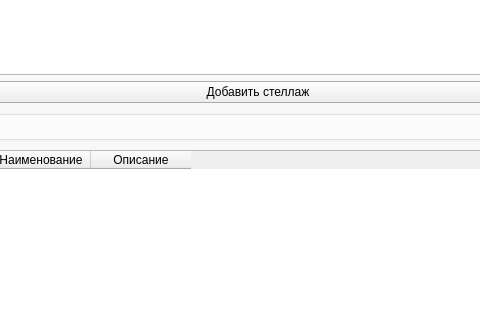
The window that mainwindow.ui (Artemvv88/storageSystemProject) describes before a commit, drawn with Qt 5; both pictures show x 142 to 622 and y 196 to 516 of the 800 by 600 pixel window.
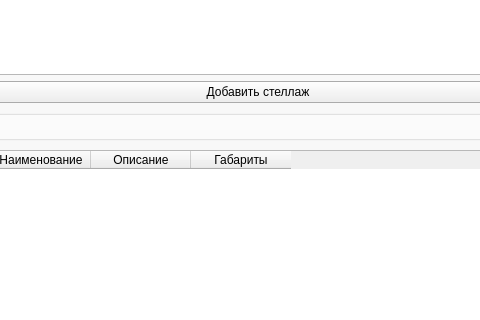
The same window after the commit.

Commit message: Implemented editor for racks and products

The edit to the form file:
```diff
--- a/mainwindow.ui
+++ b/mainwindow.ui
@@ -194,6 +194,11 @@
                <string>Описание</string>
               </property>
              </column>
+             <column>
+              <property name="text">
+               <string>Габариты</string>
+              </property>
+             </column>
             </widget>
            </item>
            <item>
```
The commit also changes 1 other file.
